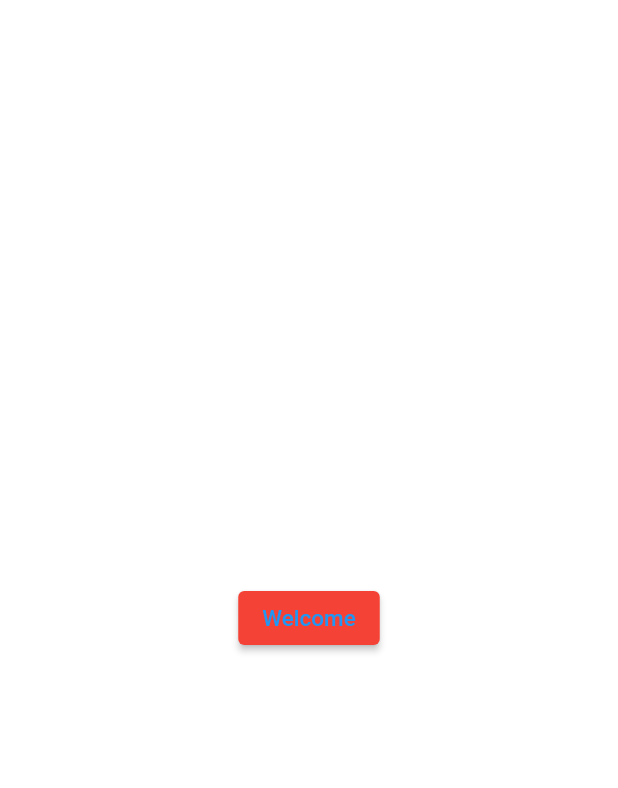
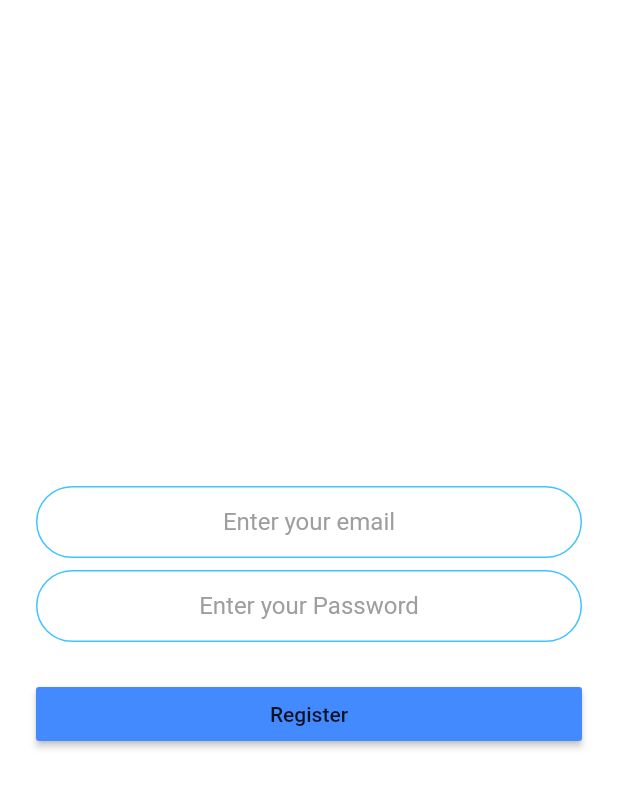
Before and after one commit to njoroge-kelvin/List-UI-App, a Flutter app: the screen it shows after launch, on a phone screen of 412 x 824 dp. Shown: the top 788 px of the screen. Run offline on Flutter 3.47's test engine with Material 2 defaults, Android fonts, the phone set to English and light mode, and no system bars; drawn by our look-alikes of modal_progress_hud_nsn; our stand-ins replace firebase_auth, firebase_core; accounts and stored records are empty.

```diff
--- a/lib/Login_Page.dart
+++ b/lib/Login_Page.dart
@@ -32,6 +32,7 @@ class _Login_PageState extends State<Login_Page> {
         children: <Widget>[
           Icon(Icons.account_circle_sharp, size: 120, color: Colors.lightBlueAccent,),
           SizedBox(height: 10,),
+
           Padding(
             padding: const EdgeInsets.all(10.0),
             child: TextField(
--- a/lib/Welcome_Screen.dart
+++ b/lib/Welcome_Screen.dart
@@ -1,20 +1,103 @@
+import 'package:firebase_auth/firebase_auth.dart';
 import 'package:flutter/material.dart';
-import 'Login_Page.dart';
+import 'package:modal_progress_hud_nsn/modal_progress_hud_nsn.dart';
 
-class Welcome_Screen extends StatelessWidget {
+const kTextFieldDecoration = InputDecoration(
+  hintText: 'Enter a value',
+  hintStyle: TextStyle(color: Colors.grey),
+  contentPadding: EdgeInsets.symmetric(vertical: 10.0, horizontal: 20.0),
+  border: OutlineInputBorder(
+    borderRadius: BorderRadius.all(Radius.circular(32.0)),
+  ),
+  enabledBorder: OutlineInputBorder(
+    borderSide: BorderSide(color: Colors.lightBlueAccent, width: 1.0),
+    borderRadius: BorderRadius.all(Radius.circular(32.0)),
+  ),
+  focusedBorder: OutlineInputBorder(
+    borderSide: BorderSide(color: Colors.lightBlueAccent, width: 2.0),
+    borderRadius: BorderRadius.all(Radius.circular(32.0)),
+  ),
+);
+
+class Welcome_Screen extends StatefulWidget {
   const Welcome_Screen({Key? key}) : super(key: key);
 
   @override
+  State<Welcome_Screen> createState() => _Welcome_ScreenState();
+}
+
+class _Welcome_ScreenState extends State<Welcome_Screen> {
+
+  final _auth = FirebaseAuth.instance;
+  bool showSpinner = false;
+  late String email;
+  late String password;
+
+  @override
   Widget build(BuildContext context) {
-    return Center(
-      child: ElevatedButton(
-        onPressed: (){
-          Navigator.pushNamed(context, '/login_screen');
-          // Navigator.pushNamed(context, 'login_screen');
-          // Navigator.of(context).push(MaterialPageRoute(builder: (context) => Login_Page()));
-        },
-        child: Text('Welcome',
-        style: TextStyle(color: Colors.blue, fontSize: 15.0,),),)
+    return Scaffold(
+      backgroundColor: Colors.white,
+      resizeToAvoidBottomInset: false,
+      body: ModalProgressHUD(
+        inAsyncCall: showSpinner,
+        child: Padding(
+          padding: EdgeInsets.symmetric(horizontal: 24.0),
+          child: Column(
+            mainAxisAlignment: MainAxisAlignment.center,
+            crossAxisAlignment: CrossAxisAlignment.stretch,
+            children: <Widget>[
+              TextField(
+                  keyboardType: TextInputType.emailAddress,
+                  textAlign: TextAlign.center,
+                  onChanged: (value) {
+                    email = value;
+                  },
+                  decoration: kTextFieldDecoration.copyWith(
+                      hintText: 'Enter your email'),
+              ),
+              SizedBox(
+                height: 8.0,
+              ),
+              TextField(
+                  obscureText: true,
+                  textAlign: TextAlign.center,
+                  onChanged: (value) {
+                    password = value;
+                  },
+                  decoration: kTextFieldDecoration.copyWith(
+                      hintText: 'Enter your Password')),
+              SizedBox(
+                height: 24.0,
+              ),
+              MaterialButton(
+                color: Colors.blueAccent,
+                child:Text( 'Register'),
+                onPressed: () async {
+                  setState(() {
+                    showSpinner = true;
+                  });
+                  try {
+                    final newUser = await _auth.createUserWithEmailAndPassword(
+                        email: email, password: password);
+                    if (newUser != null) {
+                      print( 'where you are');
+                      Navigator.pushNamed(context, '/login_screen');
+                    }
+                    // else{
+                    //   Navigator.pushNamed(context, '/login_screen');
+                    // }
+                  } catch (e) {
+                    print(e);
+                  }
+                  setState(() {
+                    showSpinner = false;
+                  });
+                },
+              )
+            ],
+          ),
+        ),
+      ),
     );
   }
 }
--- a/pubspec.yaml
+++ b/pubspec.yaml
@@ -45,6 +45,7 @@ dependencies:
   firebase_auth: ^3.11.2
   modal_progress_hud: ^0.1.3
   font_awesome_flutter: ^10.2.1
+  modal_progress_hud_nsn: ^0.3.0
 
 dev_dependencies:
   flutter_test:
```
Also changed, not shown: pubspec.lock, 1 other file.
